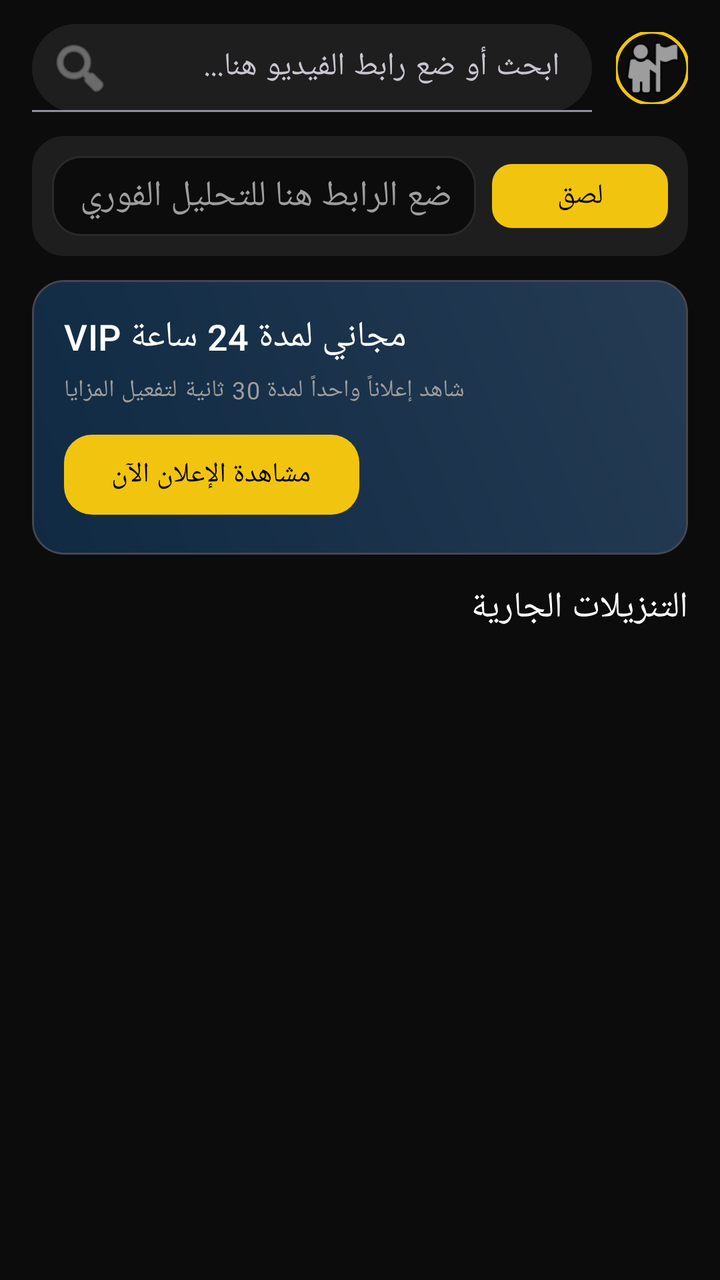
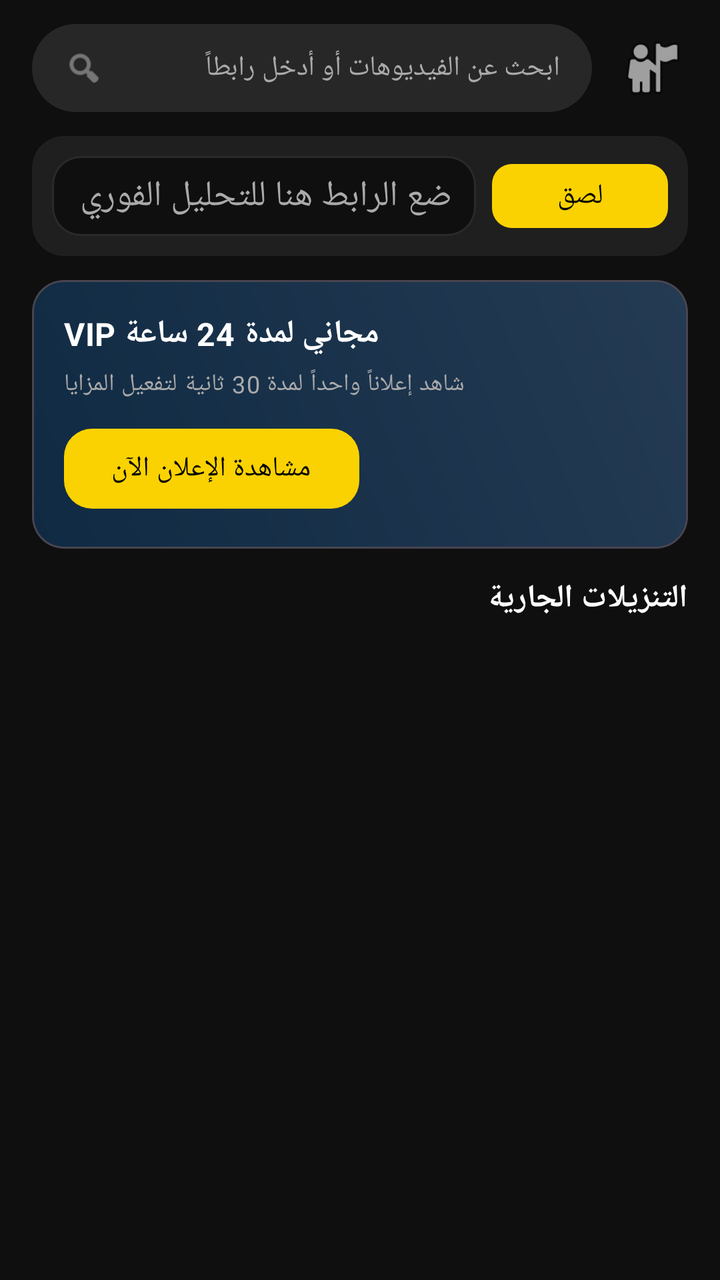

An Android layout rendered at two revisions. The XML below is the earlier revision; the diff shows what the commit changed to produce the second picture.
<!-- AndroidManifest.xml: application theme Theme.UpDown -->
<!-- res/layout/fragment_home.xml -->
<?xml version="1.0" encoding="utf-8"?>
<LinearLayout xmlns:android="http://schemas.android.com/apk/res/android"
    xmlns:app="http://schemas.android.com/apk/res-auto"
    android:layout_width="match_parent"
    android:layout_height="match_parent"
    android:background="@color/color_bg_primary"
    android:orientation="vertical"
    android:layoutDirection="rtl">

    <LinearLayout
        android:layout_width="match_parent"
        android:layout_height="wrap_content"
        android:layout_marginTop="12dp"
        android:layout_marginStart="16dp"
        android:layout_marginEnd="16dp"
        android:gravity="center_vertical"
        android:orientation="horizontal">

        <com.google.android.material.textfield.TextInputLayout
            android:layout_width="0dp"
            android:layout_height="wrap_content"
            android:layout_weight="1"
            android:hint="@string/search_hint"
            app:boxBackgroundColor="@color/color_surface"
            app:boxBackgroundMode="filled"
            app:boxCornerRadiusBottomEnd="22dp"
            app:boxCornerRadiusBottomStart="22dp"
            app:boxCornerRadiusTopEnd="22dp"
            app:boxCornerRadiusTopStart="22dp"
            app:endIconMode="clear_text"
            app:hintTextColor="@color/color_text_secondary"
            app:startIconDrawable="@android:drawable/ic_menu_search"
            app:startIconTint="@color/color_text_secondary">

            <com.google.android.material.textfield.TextInputEditText
                android:id="@+id/searchEditText"
                android:layout_width="match_parent"
                android:layout_height="44dp"
                android:inputType="text"
                android:textColor="@color/color_text_primary"
                android:textColorHint="@color/color_text_secondary" />
        </com.google.android.material.textfield.TextInputLayout>

        <com.google.android.material.imageview.ShapeableImageView
            android:id="@+id/topAvatar"
            android:layout_width="36dp"
            android:layout_height="36dp"
            android:layout_marginStart="12dp"
            android:src="@android:drawable/ic_menu_myplaces"
            app:shapeAppearanceOverlay="@style/ShapeAppearance.UpDown.Circle"
            app:strokeColor="@color/color_accent"
            app:strokeWidth="1.5dp" />
    </LinearLayout>

    <LinearLayout
        android:layout_width="match_parent"
        android:layout_height="wrap_content"
        android:layout_marginTop="12dp"
        android:layout_marginStart="16dp"
        android:layout_marginEnd="16dp"
        android:background="@drawable/bg_surface_16"
        android:gravity="center_vertical"
        android:orientation="horizontal"
        android:padding="10dp">

        <com.google.android.material.textfield.TextInputEditText
            android:id="@+id/manualLinkEditText"
            android:layout_width="0dp"
            android:layout_height="40dp"
            android:layout_weight="1"
            android:background="@drawable/bg_input"
            android:hint="@string/manual_link_hint"
            android:paddingHorizontal="12dp"
            android:textColor="@color/color_text_primary"
            android:textColorHint="@color/color_text_secondary" />

        <com.google.android.material.button.MaterialButton
            android:id="@+id/pasteButton"
            android:layout_width="wrap_content"
            android:layout_height="40dp"
            android:layout_marginStart="8dp"
            android:text="@string/paste"
            android:textColor="@color/color_accent_text_on"
            app:backgroundTint="@color/color_accent"
            app:cornerRadius="10dp" />
    </LinearLayout>

    <TextView
        android:id="@+id/clipboardBanner"
        android:layout_width="match_parent"
        android:layout_height="wrap_content"
        android:layout_marginTop="8dp"
        android:layout_marginStart="16dp"
        android:layout_marginEnd="16dp"
        android:background="@drawable/bg_clipboard_banner"
        android:padding="12dp"
        android:text="@string/clipboard_detected"
        android:textColor="@color/color_accent_text_on"
        android:textStyle="bold"
        android:visibility="gone" />

    <com.google.android.material.card.MaterialCardView
        android:layout_width="match_parent"
        android:layout_height="wrap_content"
        android:layout_marginTop="12dp"
        android:layout_marginStart="16dp"
        android:layout_marginEnd="16dp"
        app:cardBackgroundColor="@android:color/transparent"
        app:cardCornerRadius="16dp">

        <LinearLayout
            android:layout_width="match_parent"
            android:layout_height="wrap_content"
            android:background="@drawable/bg_vip_gradient"
            android:orientation="vertical"
            android:padding="16dp">

            <TextView
                style="@style/Text.CardTitle"
                android:layout_width="wrap_content"
                android:layout_height="wrap_content"
                android:text="@string/vip_free_title" />

            <TextView
                style="@style/Text.Sub"
                android:layout_width="wrap_content"
                android:layout_height="wrap_content"
                android:layout_marginTop="6dp"
                android:text="@string/vip_free_desc" />

            <com.google.android.material.button.MaterialButton
                android:id="@+id/watchAdButton"
                android:layout_width="wrap_content"
                android:layout_height="wrap_content"
                android:layout_marginTop="10dp"
                android:text="@string/watch_ad"
                android:textColor="@color/color_accent_text_on"
                app:backgroundTint="@color/color_accent"
                app:cornerRadius="14dp" />
        </LinearLayout>
    </com.google.android.material.card.MaterialCardView>

    <TextView
        style="@style/Text.CardTitle"
        android:layout_width="match_parent"
        android:layout_height="wrap_content"
        android:layout_marginTop="14dp"
        android:layout_marginStart="16dp"
        android:layout_marginEnd="16dp"
        android:text="@string/running_downloads" />

    <androidx.recyclerview.widget.RecyclerView
        android:id="@+id/runningRecyclerView"
        android:layout_width="match_parent"
        android:layout_height="0dp"
        android:layout_marginTop="8dp"
        android:layout_weight="1"
        android:clipToPadding="false"
        android:paddingBottom="12dp" />

</LinearLayout>
<!-- resources referenced by this layout -->
<resources>
  <color name="color_accent">#F1C40F</color>
  <color name="color_accent_text_on">#000000</color>
  <color name="color_bg_primary">#0C0C0C</color>
  <color name="color_surface">#1E1E1E</color>
  <color name="color_text_primary">#FFFFFF</color>
  <color name="color_text_secondary">#9E9E9E</color>
  <!-- drawable bg_clipboard_banner (drawable) -->
  <?xml version="1.0" encoding="utf-8"?>
  <shape xmlns:android="http://schemas.android.com/apk/res/android" android:shape="rectangle">
      <solid android:color="@color/color_accent" />
      <corners android:radius="8dp" />
  </shape>
  <!-- drawable bg_input (drawable) -->
  <?xml version="1.0" encoding="utf-8"?>
  <shape xmlns:android="http://schemas.android.com/apk/res/android" android:shape="rectangle">
      <solid android:color="@color/color_bg_primary" />
      <corners android:radius="14dp" />
      <stroke android:width="1dp" android:color="@color/color_divider" />
  </shape>
  <!-- drawable bg_surface_16 (drawable) -->
  <?xml version="1.0" encoding="utf-8"?>
  <shape xmlns:android="http://schemas.android.com/apk/res/android" android:shape="rectangle">
      <solid android:color="@color/color_surface" />
      <corners android:radius="16dp" />
  </shape>
  <!-- drawable bg_vip_gradient (drawable) -->
  <?xml version="1.0" encoding="utf-8"?>
  <shape xmlns:android="http://schemas.android.com/apk/res/android" android:shape="rectangle">
      <gradient
          android:angle="45"
          android:endColor="@color/color_vip_blue_end"
          android:startColor="@color/color_vip_blue_start" />
      <corners android:radius="16dp" />
  </shape>
  <string name="clipboard_detected">تم رصد رابط في الحافظة - اضغط للتحليل</string>
  <string name="manual_link_hint">ضع الرابط هنا للتحليل الفوري</string>
  <string name="paste">لصق</string>
  <string name="running_downloads">التنزيلات الجارية</string>
  <string name="search_hint">ابحث أو ضع رابط الفيديو هنا...</string>
  <string name="vip_free_desc">شاهد إعلاناً واحداً لمدة 30 ثانية لتفعيل المزايا</string>
  <string name="vip_free_title">VIP مجاني لمدة 24 ساعة</string>
  <string name="watch_ad">مشاهدة الإعلان الآن</string>
  <style name="ShapeAppearance.UpDown.Circle" parent="ShapeAppearance.MaterialComponents.SmallComponent">
          <item name="cornerFamily">rounded</item>
          <item name="cornerSize">50%</item>
      </style>
  <style name="Text.CardTitle" parent="TextAppearance.Material3.TitleMedium">
          <item name="android:textSize">18sp</item>
          <item name="android:textStyle">normal</item>
          <item name="android:textColor">@color/color_text_primary</item>
      </style>
  <style name="Text.Sub" parent="TextAppearance.Material3.BodySmall">
          <item name="android:textSize">12sp</item>
          <item name="android:textColor">@color/color_text_secondary</item>
      </style>
  <style name="Theme.UpDown" parent="Theme.Material3.Dark.NoActionBar">
          <item name="android:windowBackground">@color/color_bg_primary</item>
          <item name="colorPrimary">@color/color_accent</item>
          <item name="colorOnPrimary">@color/color_accent_text_on</item>
          <item name="colorSecondary">@color/color_accent</item>
          <item name="android:textColorPrimary">@color/color_text_primary</item>
          <item name="android:textColorSecondary">@color/color_text_secondary</item>
          <item name="android:layoutDirection">rtl</item>
      </style>
  <color name="color_divider">#2A2A2A</color>
  <color name="color_vip_blue_end">#243B53</color>
  <color name="color_vip_blue_start">#102A43</color>
</resources>

<!-- the commit's change to res/layout/fragment_home.xml (unified diff, before → after) -->
@@ -16,30 +16,29 @@
         android:gravity="center_vertical"
         android:orientation="horizontal">
 
-        <com.google.android.material.textfield.TextInputLayout
+        <LinearLayout
             android:layout_width="0dp"
-            android:layout_height="wrap_content"
+            android:layout_height="44dp"
             android:layout_weight="1"
-            android:hint="@string/search_hint"
-            app:boxBackgroundColor="@color/color_surface"
-            app:boxBackgroundMode="filled"
-            app:boxCornerRadiusBottomEnd="22dp"
-            app:boxCornerRadiusBottomStart="22dp"
-            app:boxCornerRadiusTopEnd="22dp"
-            app:boxCornerRadiusTopStart="22dp"
-            app:endIconMode="clear_text"
-            app:hintTextColor="@color/color_text_secondary"
-            app:startIconDrawable="@android:drawable/ic_menu_search"
-            app:startIconTint="@color/color_text_secondary">
+            android:background="@drawable/bg_search_capsule"
+            android:gravity="center_vertical"
+            android:paddingHorizontal="16dp"
+            android:orientation="horizontal">
 
-            <com.google.android.material.textfield.TextInputEditText
-                android:id="@+id/searchEditText"
+            <ImageView
+                android:layout_width="20dp"
+                android:layout_height="20dp"
+                android:src="@android:drawable/ic_menu_search"
+                app:tint="@color/color_text_secondary" />
+
+            <TextView
                 android:layout_width="match_parent"
-                android:layout_height="44dp"
-                android:inputType="text"
-                android:textColor="@color/color_text_primary"
-                android:textColorHint="@color/color_text_secondary" />
-        </com.google.android.material.textfield.TextInputLayout>
+                android:layout_height="wrap_content"
+                android:layout_marginStart="10dp"
+                android:text="ابحث عن الفيديوهات أو أدخل رابطاً"
+                android:textColor="@color/color_text_secondary"
+                android:textSize="14sp" />
+        </LinearLayout>
 
         <com.google.android.material.imageview.ShapeableImageView
             android:id="@+id/topAvatar"
@@ -47,9 +46,7 @@
             android:layout_height="36dp"
             android:layout_marginStart="12dp"
             android:src="@android:drawable/ic_menu_myplaces"
-            app:shapeAppearanceOverlay="@style/ShapeAppearance.UpDown.Circle"
-            app:strokeColor="@color/color_accent"
-            app:strokeWidth="1.5dp" />
+            app:shapeAppearanceOverlay="@style/ShapeAppearance.UpDown.Circle" />
     </LinearLayout>
 
     <LinearLayout
<!-- resource entries referenced after the edit -->
@@ -1,11 +1,10 @@
 <!-- resources referenced by this layout -->
 <resources>
-  <color name="color_accent">#F1C40F</color>
+  <color name="color_accent">#FAD201</color>
   <color name="color_accent_text_on">#000000</color>
-  <color name="color_bg_primary">#0C0C0C</color>
-  <color name="color_surface">#1E1E1E</color>
+  <color name="color_bg_primary">#0F0F0F</color>
   <color name="color_text_primary">#FFFFFF</color>
-  <color name="color_text_secondary">#9E9E9E</color>
+  <color name="color_text_secondary">#AAAAAA</color>
   <!-- drawable bg_clipboard_banner (drawable) -->
   <?xml version="1.0" encoding="utf-8"?>
   <shape xmlns:android="http://schemas.android.com/apk/res/android" android:shape="rectangle">
@@ -18,6 +17,13 @@
       <solid android:color="@color/color_bg_primary" />
       <corners android:radius="14dp" />
       <stroke android:width="1dp" android:color="@color/color_divider" />
+  </shape>
+  <!-- drawable bg_search_capsule (drawable) -->
+  <?xml version="1.0" encoding="utf-8"?>
+  <shape xmlns:android="http://schemas.android.com/apk/res/android"
+      android:shape="rectangle">
+      <solid android:color="@color/color_search_bg" />
+      <corners android:radius="22dp" />
   </shape>
   <!-- drawable bg_surface_16 (drawable) -->
   <?xml version="1.0" encoding="utf-8"?>
@@ -38,7 +44,6 @@
   <string name="manual_link_hint">ضع الرابط هنا للتحليل الفوري</string>
   <string name="paste">لصق</string>
   <string name="running_downloads">التنزيلات الجارية</string>
-  <string name="search_hint">ابحث أو ضع رابط الفيديو هنا...</string>
   <string name="vip_free_desc">شاهد إعلاناً واحداً لمدة 30 ثانية لتفعيل المزايا</string>
   <string name="vip_free_title">VIP مجاني لمدة 24 ساعة</string>
   <string name="watch_ad">مشاهدة الإعلان الآن</string>
@@ -46,10 +51,10 @@
           <item name="cornerFamily">rounded</item>
           <item name="cornerSize">50%</item>
       </style>
-  <style name="Text.CardTitle" parent="TextAppearance.Material3.TitleMedium">
-          <item name="android:textSize">18sp</item>
-          <item name="android:textStyle">normal</item>
+  <style name="Text.CardTitle" parent="TextAppearance.MaterialComponents.Subtitle1">
           <item name="android:textColor">@color/color_text_primary</item>
+          <item name="android:textStyle">bold</item>
+          <item name="android:textSize">16sp</item>
       </style>
   <style name="Text.Sub" parent="TextAppearance.Material3.BodySmall">
           <item name="android:textSize">12sp</item>
@@ -65,6 +70,8 @@
           <item name="android:layoutDirection">rtl</item>
       </style>
   <color name="color_divider">#2A2A2A</color>
+  <color name="color_search_bg">#272727</color>
+  <color name="color_surface">#1F1F1F</color>
   <color name="color_vip_blue_end">#243B53</color>
   <color name="color_vip_blue_start">#102A43</color>
 </resources>
